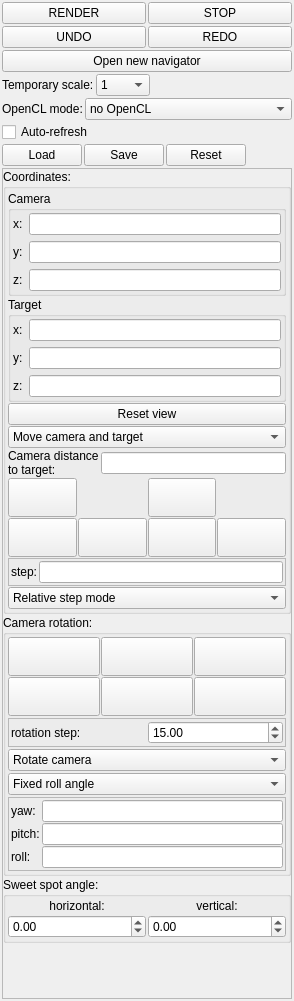
irinox-ctrl/mandelbulber2, file mandelbulber2/qt/dock_navigation.ui: the form before one commit.
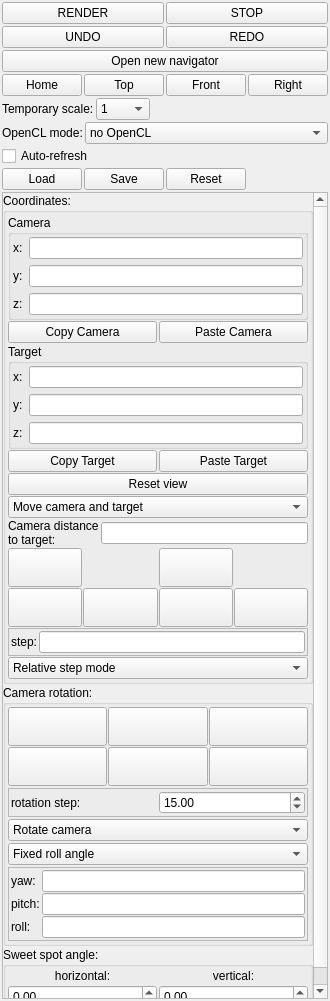
The form after the commit. Icons and pictures are not drawn. Custom widgets are drawn as their Qt base class.

Commit message: 3x3lion: Navigation dock upgrade - collapsible sections, quick presets, copy/paste, styled D-pad

```diff
--- a/mandelbulber2/qt/dock_navigation.ui
+++ b/mandelbulber2/qt/dock_navigation.ui
@@ -105,6 +105,77 @@
      </item>
     </layout>
    </item>
+   <item>
+    <layout class="QHBoxLayout" name="layout_quick_views">
+     <property name="spacing">
+      <number>2</number>
+     </property>
+     <item>
+      <widget class="QPushButton" name="pushButton_view_home">
+       <property name="toolTip">
+        <string>Default perspective view</string>
+       </property>
+       <property name="text">
+        <string>Home</string>
+       </property>
+       <property name="maximumSize">
+        <size>
+         <width>16777215</width>
+         <height>28</height>
+        </size>
+       </property>
+      </widget>
+     </item>
+     <item>
+      <widget class="QPushButton" name="pushButton_view_top">
+       <property name="toolTip">
+        <string>Top-down view (looking down Z axis)</string>
+       </property>
+       <property name="text">
+        <string>Top</string>
+       </property>
+       <property name="maximumSize">
+        <size>
+         <width>16777215</width>
+         <height>28</height>
+        </size>
+       </property>
+      </widget>
+     </item>
+     <item>
+      <widget class="QPushButton" name="pushButton_view_front">
+       <property name="toolTip">
+        <string>Front view (looking along Y axis)</string>
+       </property>
+       <property name="text">
+        <string>Front</string>
+       </property>
+       <property name="maximumSize">
+        <size>
+         <width>16777215</width>
+         <height>28</height>
+        </size>
+       </property>
+      </widget>
+     </item>
+     <item>
+      <widget class="QPushButton" name="pushButton_view_right">
+       <property name="toolTip">
+        <string>Right side view (looking along X axis)</string>
+       </property>
+       <property name="text">
+        <string>Right</string>
+       </property>
+       <property name="maximumSize">
+        <size>
+         <width>16777215</width>
+         <height>28</height>
+        </size>
+       </property>
+      </widget>
+     </item>
+    </layout>
+   </item>
    <item>
     <layout class="QHBoxLayout" name="horizontalLayout_5">
      <item>
@@ -436,6 +507,45 @@
               </layout>
              </widget>
             </item>
+            <item>
+             <layout class="QHBoxLayout" name="layout_camera_copypaste">
+              <property name="spacing">
+               <number>2</number>
+              </property>
+              <item>
+               <widget class="QPushButton" name="pushButton_copy_camera">
+                <property name="text">
+                 <string>Copy Camera</string>
+                </property>
+                <property name="toolTip">
+                 <string>Copy camera XYZ to clipboard</string>
+                </property>
+                <property name="maximumSize">
+                 <size>
+                  <width>16777215</width>
+                  <height>24</height>
+                 </size>
+                </property>
+               </widget>
+              </item>
+              <item>
+               <widget class="QPushButton" name="pushButton_paste_camera">
+                <property name="text">
+                 <string>Paste Camera</string>
+                </property>
+                <property name="toolTip">
+                 <string>Paste XYZ from clipboard to camera position</string>
+                </property>
+                <property name="maximumSize">
+                 <size>
+                  <width>16777215</width>
+                  <height>24</height>
+                 </size>
+                </property>
+               </widget>
+              </item>
+             </layout>
+            </item>
             <item>
              <widget class="QGroupBox" name="groupBox_targetPosition">
               <property name="toolTip">
@@ -511,6 +621,45 @@
               </layout>
              </widget>
             </item>
+            <item>
+             <layout class="QHBoxLayout" name="layout_target_copypaste">
+              <property name="spacing">
+               <number>2</number>
+              </property>
+              <item>
+               <widget class="QPushButton" name="pushButton_copy_target">
+                <property name="text">
+                 <string>Copy Target</string>
+                </property>
+                <property name="toolTip">
+                 <string>Copy target XYZ to clipboard</string>
+                </property>
+                <property name="maximumSize">
+                 <size>
+                  <width>16777215</width>
+                  <height>24</height>
+                 </size>
+                </property>
+               </widget>
+              </item>
+              <item>
+               <widget class="QPushButton" name="pushButton_paste_target">
+                <property name="text">
+                 <string>Paste Target</string>
+                </property>
+                <property name="toolTip">
+                 <string>Paste XYZ from clipboard to target position</string>
+                </property>
+                <property name="maximumSize">
+                 <size>
+                  <width>16777215</width>
+                  <height>24</height>
+                 </size>
+                </property>
+               </widget>
+              </item>
+             </layout>
+            </item>
             <item>
              <widget class="QPushButton" name="pushButton_reset_view">
               <property name="sizePolicy">
```
The commit also changes 3 other files.
